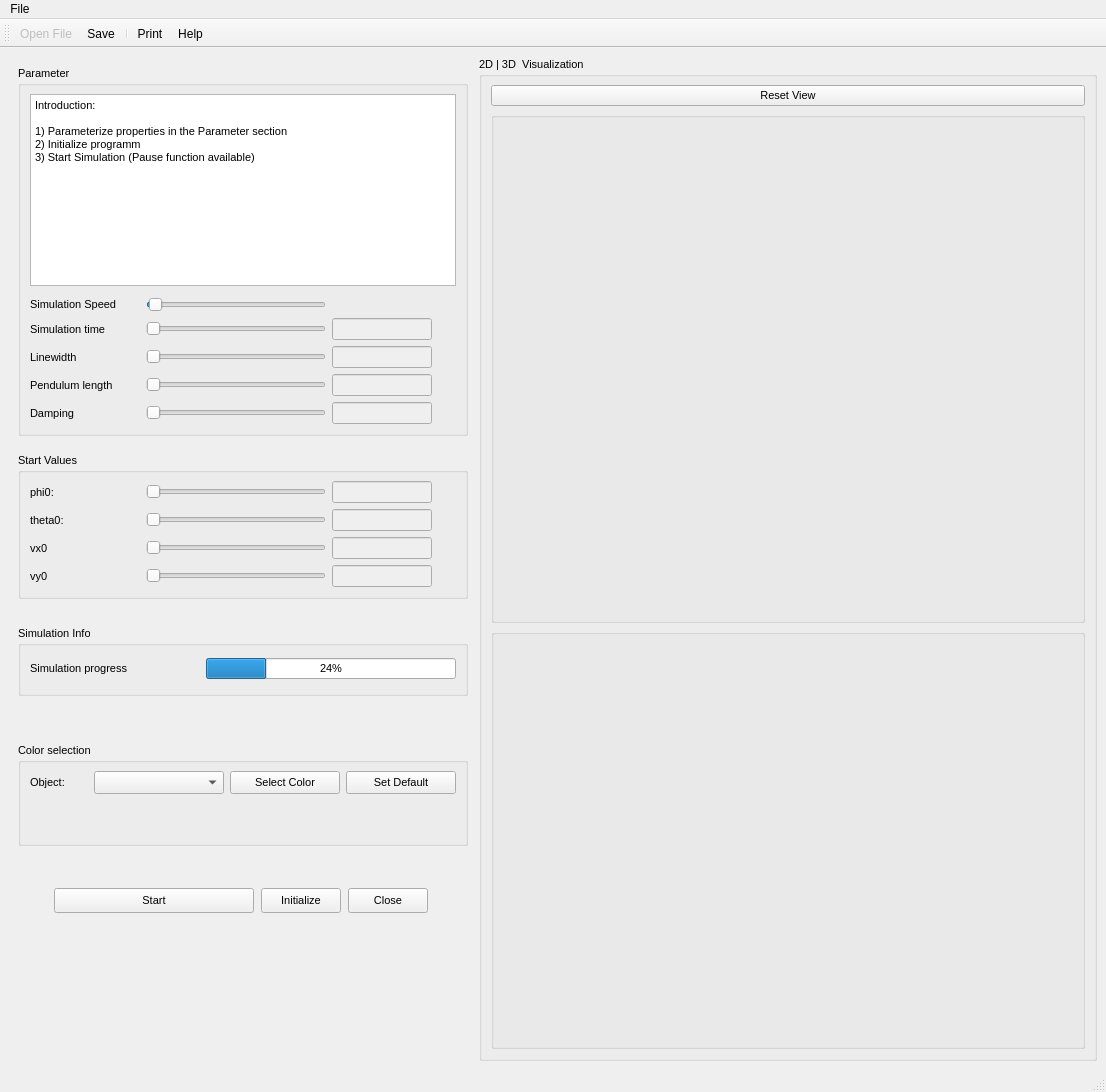
First picture: the form in PendulumPainter.ui, repository rob-nil/PendulumPainter, before the edit.
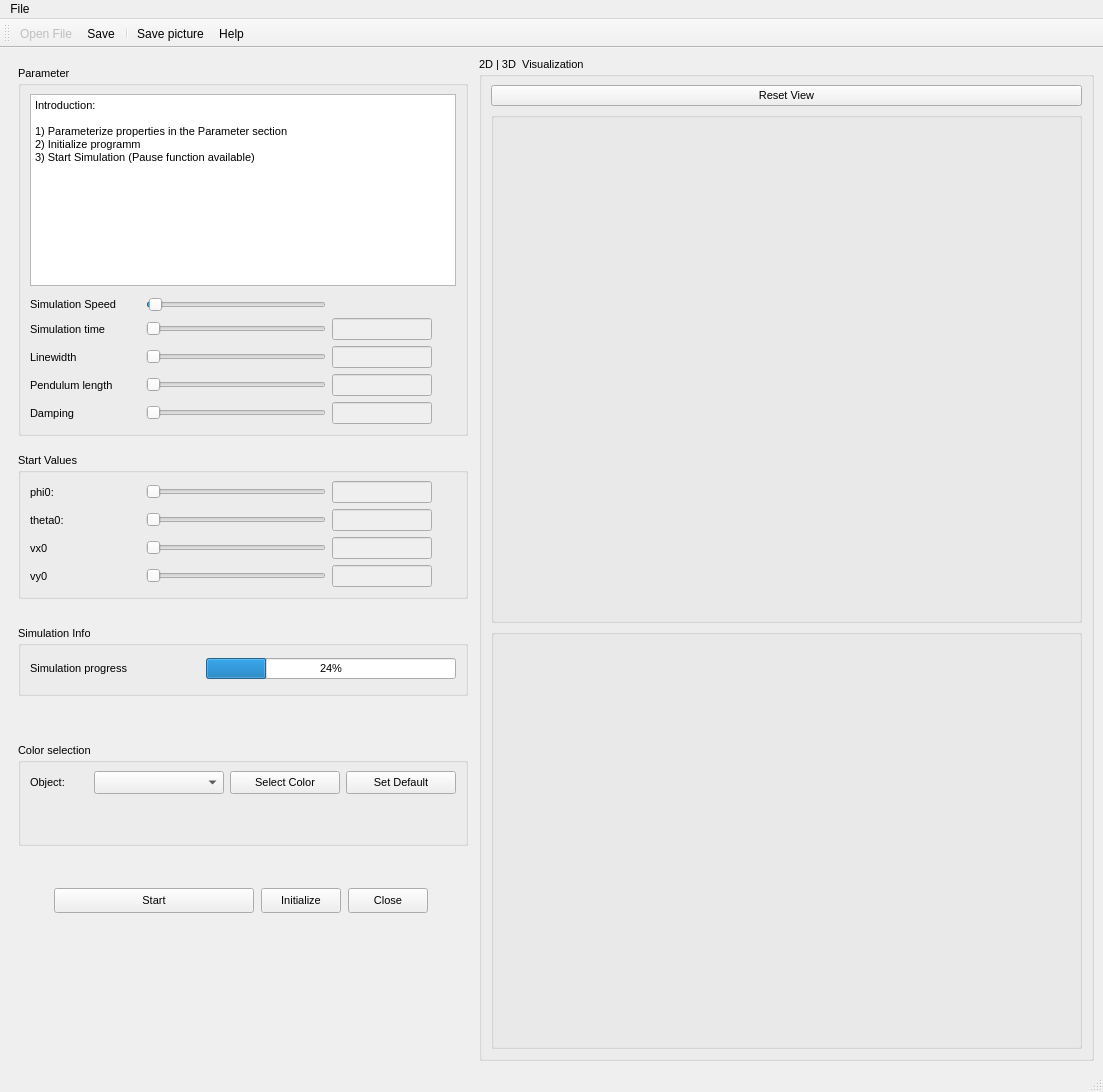
Second picture: the form after the edit. Icons and pictures are not drawn. Custom widgets are drawn as their Qt base class.

Patch:
```diff
--- a/PendulumPainter.ui
+++ b/PendulumPainter.ui
@@ -6,7 +6,7 @@
    <rect>
     <x>0</x>
     <y>0</y>
-    <width>1106</width>
+    <width>1103</width>
     <height>1092</height>
    </rect>
   </property>
@@ -1480,8 +1480,8 @@
     <rect>
      <x>0</x>
      <y>0</y>
-     <width>1106</width>
-     <height>21</height>
+     <width>1103</width>
+     <height>26</height>
     </rect>
    </property>
    <property name="mouseTracking">
@@ -1560,7 +1560,7 @@
      <normaloff>:/Icons/print.png</normaloff>:/Icons/print.png</iconset>
    </property>
    <property name="text">
-    <string>Print</string>
+    <string>Save picture</string>
    </property>
   </action>
   <action name="actionHelp">
```
Left out of the diff: 2 changed lines with no effect on the pictures.
